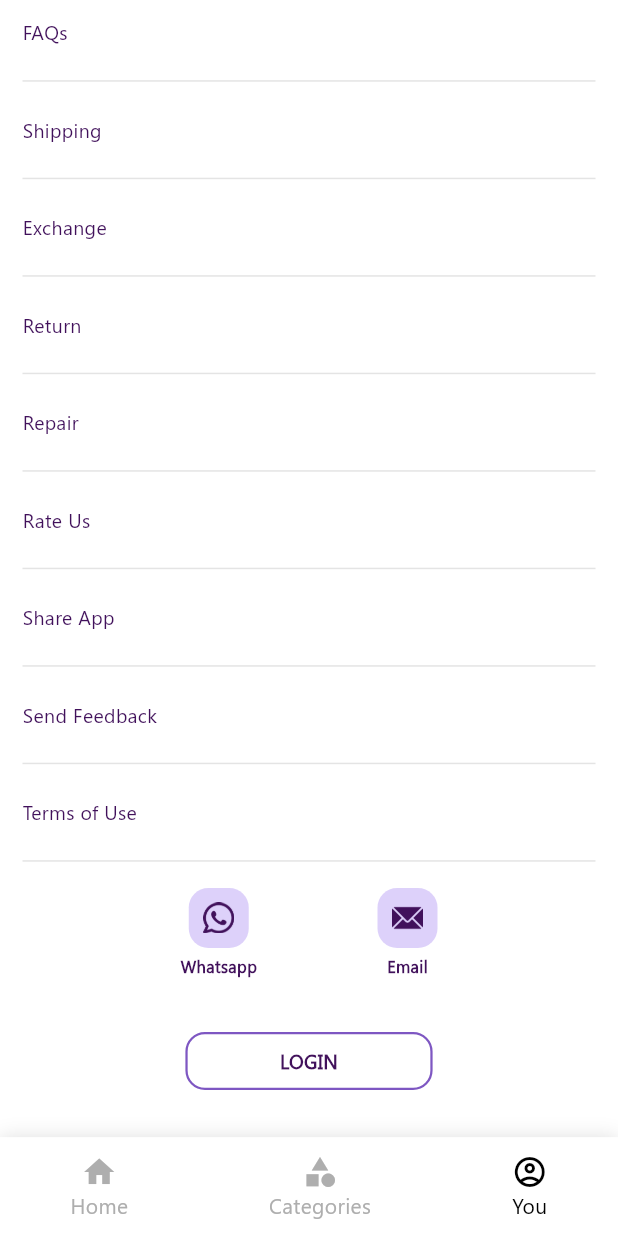
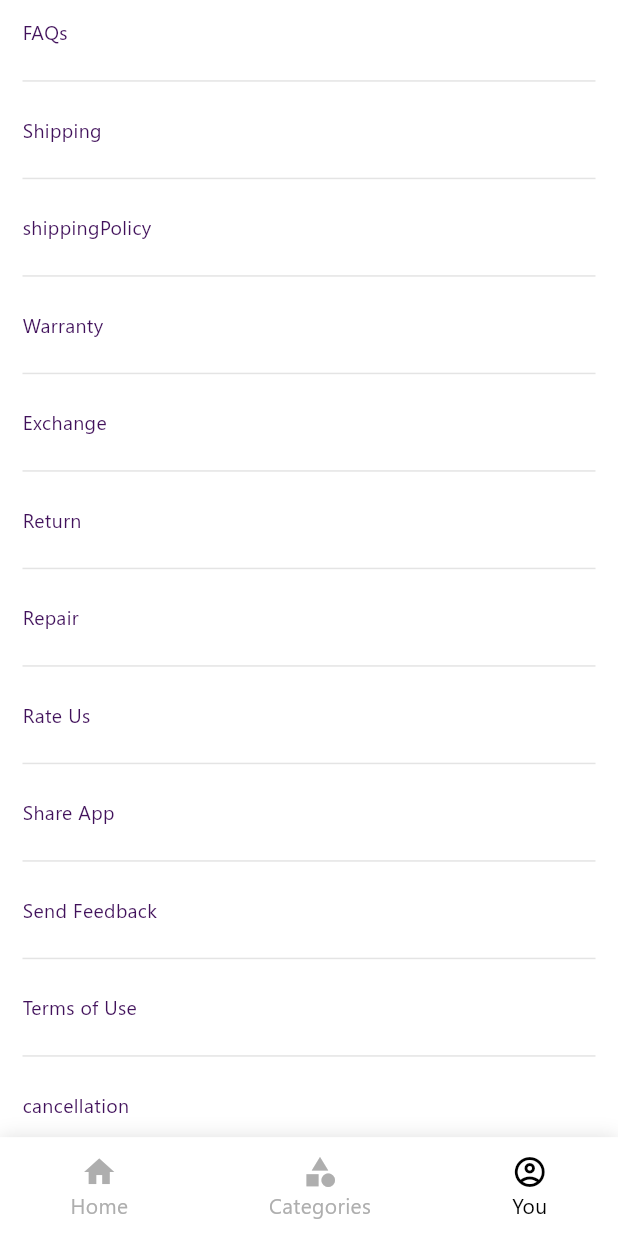
Before and after one commit to saltandglitz/SaltandGlitzJwelleryApp, a Flutter app: the screen it shows after launch, item 3 of the bottom bar chosen, scrolled down 576 dp, on a phone screen of 412 x 824 dp. Run offline on Flutter 3.47's test engine with Material 3 defaults, Android fonts, the phone set to English and light mode, and no system bars; our stand-ins replace cached_network_image, carousel_slider, connectivity_plus, cookie_jar, country_code_picker, dio and 23 more; missing offline and left inert: app_settings, flutter_facebook_auth, flutter_inappwebview, nuts_activity_indicator; accounts and stored records are empty; network calls fail.

Commit message:
My account implement policy,cancellation etc..

```diff
--- a/lib/core/utils/color_resources.dart
+++ b/lib/core/utils/color_resources.dart
@@ -17,6 +17,8 @@ class ColorResources {
   static const Color deliveryColor = Color(0xFF536DFE);
   static const Color inactiveCardColor = Color(0xFFF9F9F9);
   static const Color whiteColor = Color(0xFFFFFFFF);
+  static const Color buttonColor = Color(0xFF00362A); // Converted color
+  static const Color buttonSecondColor = Color(0xFF006D54); // Converted color
   static const Color cardBgColor = Color(0xFFFAFAFA);
   static const Color borderColor = Color(0xff777777);
   static const Color hintTextColor = Color(0xffB7B7B7);
--- a/lib/core/utils/local_strings.dart
+++ b/lib/core/utils/local_strings.dart
@@ -990,6 +990,12 @@ class LocalStrings {
   static String faqs = appStrings.isNotEmpty ? appStrings['faqs'] : 'FAQs';
   static String shipping =
       appStrings.isNotEmpty ? appStrings['shipping'] : 'Shipping';
+  static String warrantyAccount =
+      /*appStrings.isNotEmpty ? appStrings['warrantyAccount'] :*/ 'Warranty';
+  static String cancellation =
+      /*appStrings.isNotEmpty ? appStrings['cancellation'] :*/ 'cancellation';
+  static String shippingPolicy =
+      /*appStrings.isNotEmpty ? appStrings['shipping'] :*/ 'shippingPolicy';
   static String exchangeText =
       appStrings.isNotEmpty ? appStrings['exchangeText'] : 'Exchange';
   static String returnText =
--- a/lib/data/controller/my_account/my_account_controller.dart
+++ b/lib/data/controller/my_account/my_account_controller.dart
@@ -51,6 +51,8 @@ class MyAccountController extends GetxController {
   List accountServiceLst = [
     LocalStrings.faqs,
     LocalStrings.shipping,
+    LocalStrings.shippingPolicy,
+    LocalStrings.warrantyAccount,
     LocalStrings.exchangeText,
     LocalStrings.returnText,
     LocalStrings.repair,
@@ -58,6 +60,7 @@ class MyAccountController extends GetxController {
     LocalStrings.shareApp,
     LocalStrings.sendFeedback,
     LocalStrings.termsUse,
+    LocalStrings.cancellation,
   ];
   List offerLst = [
     LocalStrings.buyProducts,
--- a/lib/view/components/common_button.dart
+++ b/lib/view/components/common_button.dart
@@ -42,8 +42,8 @@ class CommonButton extends StatelessWidget {
         decoration: BoxDecoration(
           borderRadius: BorderRadius.circular(Dimensions.offersCardRadius),
           gradient: LinearGradient(colors: [
-            gradientFirstColor ?? ColorResources.offerColor,
-            gradientSecondColor ?? ColorResources.buttonGradientColor
+            gradientFirstColor ?? /*ColorResources.offerColor*/ColorResources.buttonColor,
+            gradientSecondColor ?? /*ColorResources.buttonGradientColor*/ColorResources.buttonSecondColor
           ], begin: Alignment.topLeft, end: Alignment.bottomRight),
           border: Border.all(color: borderColor ?? Colors.transparent),
         ),
--- a/lib/view/screens/in_app_webview/in_app_webview_screen.dart
+++ b/lib/view/screens/in_app_webview/in_app_webview_screen.dart
@@ -69,8 +69,7 @@ class _InAppWebViewScreenState extends State<InAppWebViewScreen> {
                     }
                     return null;
                   },
-                  initialUrlRequest: URLRequest(
-                      url: WebUri.uri(Uri.parse(controller.webUrl))),
+                  initialUrlRequest: URLRequest(url: WebUri.uri(Uri.parse(controller.webUrl))),
                 ),
 
                 // Progress loader, centered in the screen
```
Also changed, not shown: lib/view/screens/collection/collection_screen.dart (+7 -7 lines), lib/view/screens/my_account/my_account_screen.dart (+33 -0 lines), lib/view/screens/product/product_screen.dart (+5 -8 lines).
